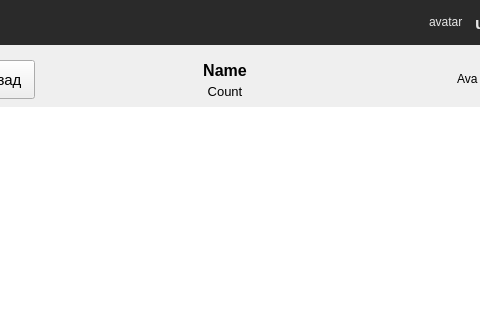
Old version of the form ui/mainwindow.ui in the repository Korostast/chat-database-project; both pictures show x 276 to 756 and y 0 to 320 of the 1004 by 689 pixel window.
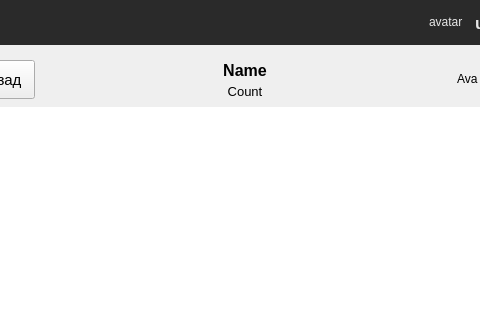
New version of the form. Icons and pictures are not drawn. Custom widgets are drawn as their Qt base class.

What changed in the file:
```diff
--- a/ui/mainwindow.ui
+++ b/ui/mainwindow.ui
@@ -1034,8 +1034,11 @@
                     <property name="sizeConstraint">
                      <enum>QLayout::SetDefaultConstraint</enum>
                     </property>
+                    <property name="leftMargin">
+                     <number>10</number>
+                    </property>
                     <property name="rightMargin">
-                     <number>30</number>
+                     <number>0</number>
                     </property>
                     <item>
                      <widget class="ClickableLabel" name="chat_name_label">
```
